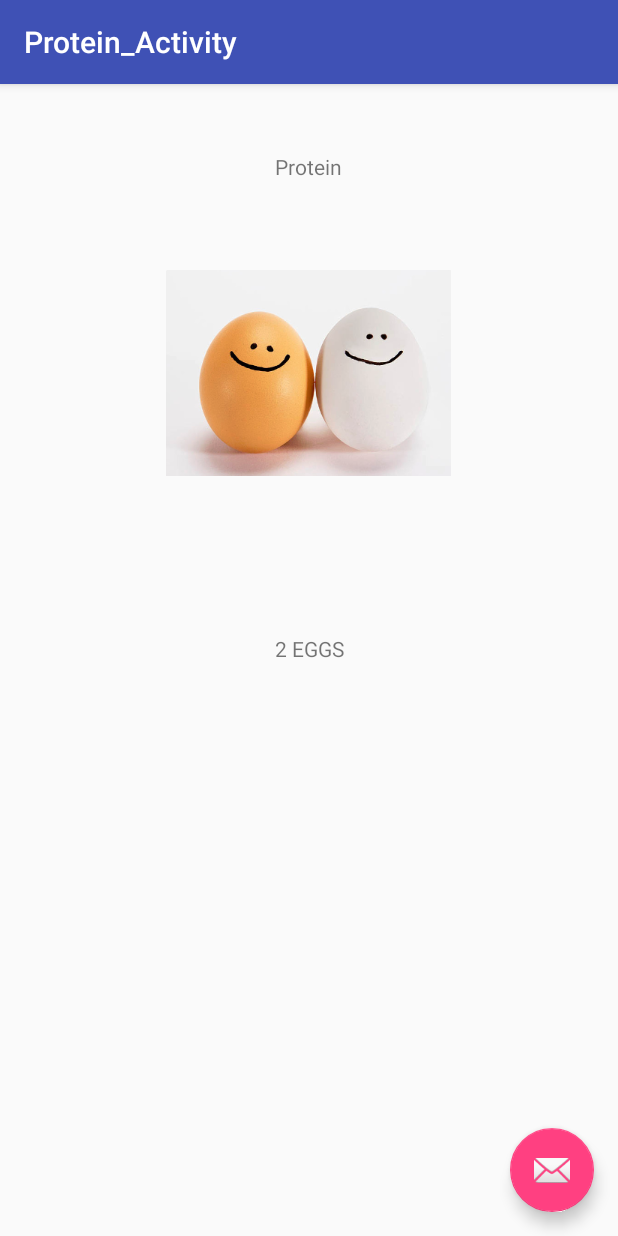
After one commit to jsayram/AndroidApp_Assigment, an Android app: the Protein_Activity screen opened directly, with no data from a screen before it, on a phone screen of 412 x 824 dp. The commit adds this screen. Run offline under Robolectric (Android 15) with nearby library versions, the phone set to English and light mode, and no system bars.

Commit message:
I added the Protein activity and new image - Two Eggs

```diff
--- a/app/build.gradle
+++ b/app/build.gradle
@@ -21,7 +21,6 @@ android {
 
 dependencies {
     compile fileTree(dir: 'libs', include: ['*.jar'])
-    testCompile 'junit:junit:4.12'
     compile 'com.android.support:appcompat-v7:23.4.0'
     compile 'com.android.support:design:23.4.0'
 }
--- a/app/src/main/AndroidManifest.xml
+++ b/app/src/main/AndroidManifest.xml
@@ -29,10 +29,13 @@
                 <category android:name="android.intent.category.LAUNCHER" />
             </intent-filter>
         </activity>
-
         <activity
             android:name=".Vegetables_Activity"
             android:label="@string/title_activity_vegetables_"
+            android:theme="@style/AppTheme.NoActionBar" />
+        <activity
+            android:name=".Protein_Activity"
+            android:label="@string/title_activity_protein_"
             android:theme="@style/AppTheme.NoActionBar"></activity>
     </application>
 
--- /dev/null
+++ b/app/src/main/java/com/chefd/mealprep/mealprep/Protein_Activity.java
@@ -0,0 +1,29 @@
+package com.chefd.mealprep.mealprep;
+
+import android.os.Bundle;
+import android.support.design.widget.FloatingActionButton;
+import android.support.design.widget.Snackbar;
+import android.support.v7.app.AppCompatActivity;
+import android.support.v7.widget.Toolbar;
+import android.view.View;
+
+public class Protein_Activity extends AppCompatActivity {
+
+    @Override
+    protected void onCreate(Bundle savedInstanceState) {
+        super.onCreate(savedInstanceState);
+        setContentView(R.layout.activity_protein_);
+        Toolbar toolbar = (Toolbar) findViewById(R.id.toolbar);
+        setSupportActionBar(toolbar);
+
+        FloatingActionButton fab = (FloatingActionButton) findViewById(R.id.fab);
+        fab.setOnClickListener(new View.OnClickListener() {
+            @Override
+            public void onClick(View view) {
+                Snackbar.make(view, "Replace with your own action", Snackbar.LENGTH_LONG)
+                        .setAction("Action", null).show();
+            }
+        });
+    }
+
+}
--- /dev/null
+++ b/app/src/main/res/layout/activity_protein_.xml
@@ -0,0 +1,34 @@
+<?xml version="1.0" encoding="utf-8"?>
+<android.support.design.widget.CoordinatorLayout xmlns:android="http://schemas.android.com/apk/res/android"
+    xmlns:app="http://schemas.android.com/apk/res-auto"
+    xmlns:tools="http://schemas.android.com/tools"
+    android:layout_width="match_parent"
+    android:layout_height="match_parent"
+    android:fitsSystemWindows="true"
+    tools:context="com.chefd.mealprep.mealprep.Protein_Activity">
+
+    <android.support.design.widget.AppBarLayout
+        android:layout_width="match_parent"
+        android:layout_height="wrap_content"
+        android:theme="@style/AppTheme.AppBarOverlay">
+
+        <android.support.v7.widget.Toolbar
+            android:id="@+id/toolbar"
+            android:layout_width="match_parent"
+            android:layout_height="?attr/actionBarSize"
+            android:background="?attr/colorPrimary"
+            app:popupTheme="@style/AppTheme.PopupOverlay" />
+
+    </android.support.design.widget.AppBarLayout>
+
+    <include layout="@layout/content_protein_" />
+
+    <android.support.design.widget.FloatingActionButton
+        android:id="@+id/fab"
+        android:layout_width="wrap_content"
+        android:layout_height="wrap_content"
+        android:layout_gravity="bottom|end"
+        android:layout_margin="@dimen/fab_margin"
+        app:srcCompat="@android:drawable/ic_dialog_email" />
+
+</android.support.design.widget.CoordinatorLayout>
--- /dev/null
+++ b/app/src/main/res/layout/content_protein_.xml
@@ -0,0 +1,44 @@
+<?xml version="1.0" encoding="utf-8"?>
+<RelativeLayout xmlns:android="http://schemas.android.com/apk/res/android"
+    xmlns:app="http://schemas.android.com/apk/res-auto"
+    xmlns:tools="http://schemas.android.com/tools"
+    android:id="@+id/content_protein_"
+    android:layout_width="match_parent"
+    android:layout_height="match_parent"
+    android:paddingBottom="@dimen/activity_vertical_margin"
+    android:paddingLeft="@dimen/activity_horizontal_margin"
+    android:paddingRight="@dimen/activity_horizontal_margin"
+    android:paddingTop="@dimen/activity_vertical_margin"
+    app:layout_behavior="@string/appbar_scrolling_view_behavior"
+    tools:context="com.chefd.mealprep.mealprep.Protein_Activity"
+    tools:showIn="@layout/activity_protein_">
+
+    <TextView
+        android:text="Protein"
+        android:layout_width="wrap_content"
+        android:layout_height="wrap_content"
+        android:id="@+id/recipe_p_textview"
+        android:layout_marginTop="29dp"
+        android:layout_alignParentTop="true"
+        android:layout_centerHorizontal="true" />
+
+    <TextView
+        android:text="2 EGGS"
+        android:layout_width="wrap_content"
+        android:layout_height="wrap_content"
+        android:layout_marginTop="105dp"
+        android:id="@+id/textView3"
+        android:layout_below="@+id/imageView2"
+        android:layout_alignLeft="@+id/recipe_p_textview"
+        android:layout_alignStart="@+id/recipe_p_textview" />
+
+    <ImageView
+        android:layout_width="wrap_content"
+        android:layout_height="wrap_content"
+        app:srcCompat="@drawable/twoeggs"
+        android:id="@+id/imageView2"
+        android:layout_marginTop="59dp"
+        android:layout_below="@+id/recipe_p_textview"
+        android:layout_centerHorizontal="true" />
+
+</RelativeLayout>
--- a/app/src/main/res/values/strings.xml
+++ b/app/src/main/res/values/strings.xml
@@ -16,6 +16,7 @@
     <string name="Favorite">Favorite</string>
     <string name="title_activity_vegetables_">Vegetables_Activity</string>
     <string name="recipe_v_textview">recipe sentence</string>
+    <string name="title_activity_protein_">Protein_Activity</string>
 
 
 </resources>
```
Also changed, not shown: app/src/main/res/drawable-xxxhdpi/twoeggs.PNG (added), 1 other file.
